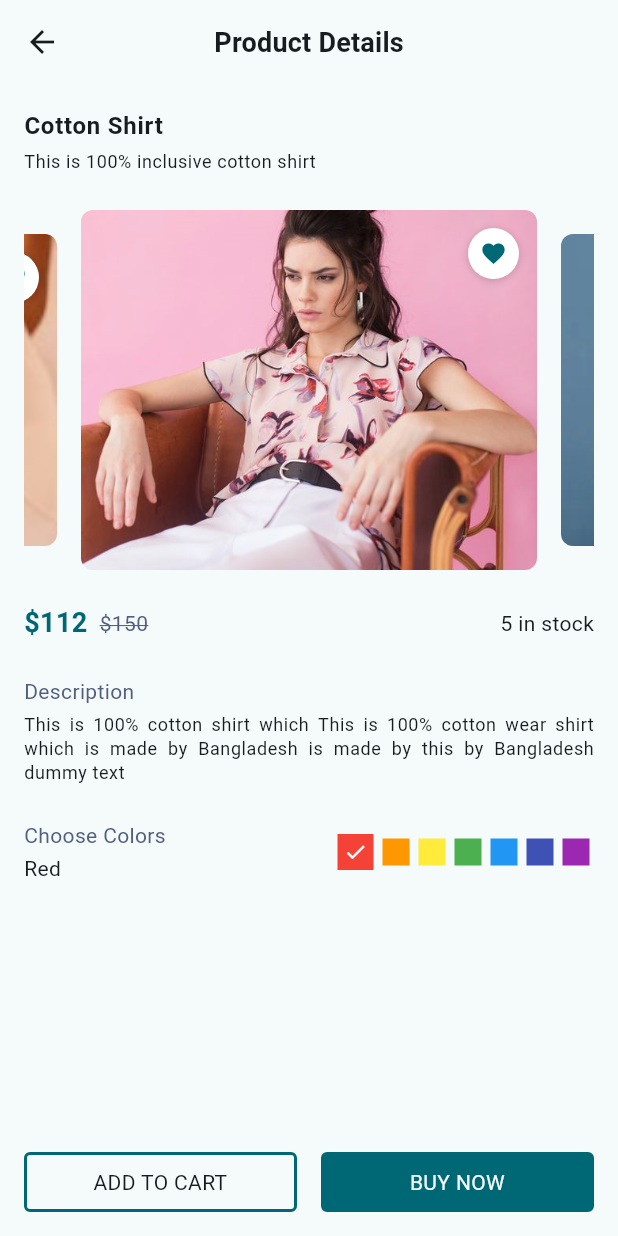
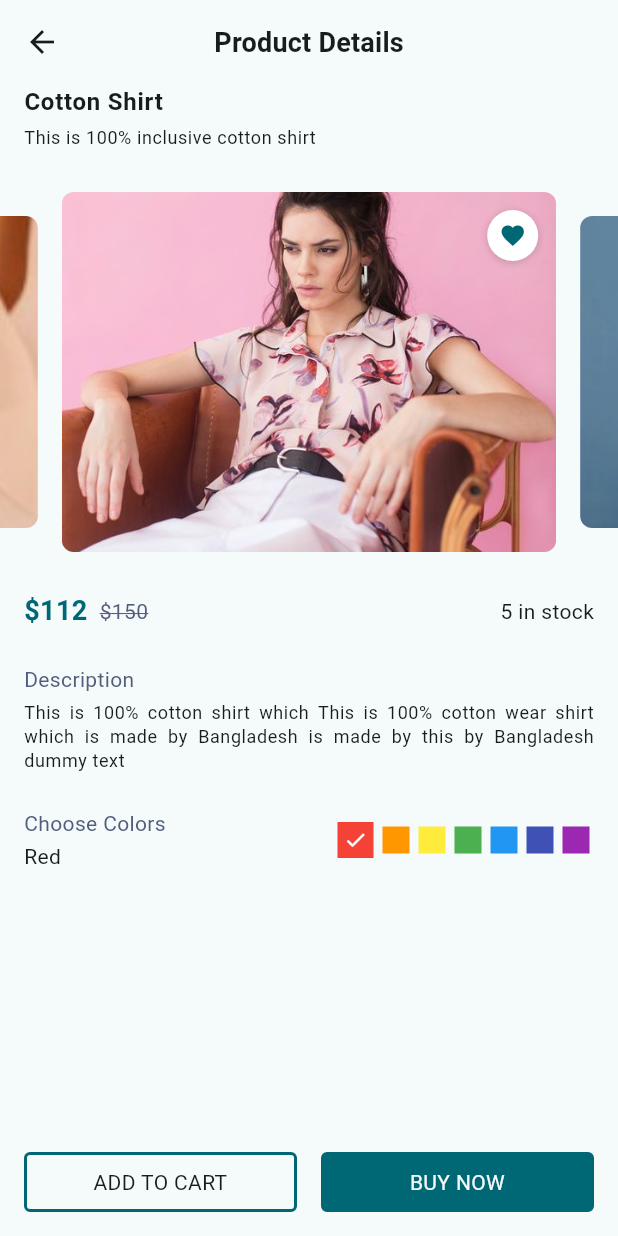
Before and after one commit to PixelSam123/flutter_task_archive, a Flutter app: the CottonShirtPageContent screen opened directly, on a phone screen of 412 x 824 dp. Run offline on Flutter 3.47's test engine with Material 3 defaults, Android fonts, the phone set to English and light mode, and no system bars; missing offline and left inert: window_size.

Commit message:
design changes on product details

```diff
--- a/lib/pages/product_list/cotton_shirt.dart
+++ b/lib/pages/product_list/cotton_shirt.dart
@@ -44,7 +44,11 @@ class CottonShirtPageContent extends StatelessWidget {
         children: [
           Expanded(
             child: ListView(
-              padding: const EdgeInsets.all(16.0),
+              children: [
+                Padding(
+                  padding: const EdgeInsets.symmetric(horizontal: 16.0),
+                  child: Column(
+                    crossAxisAlignment: CrossAxisAlignment.start,
                     children: [
                       Text(
                         'Cotton Shirt',
@@ -57,9 +61,17 @@ class CottonShirtPageContent extends StatelessWidget {
                         'This is 100% inclusive cotton shirt',
                         style: Theme.of(context).textTheme.bodySmall,
                       ),
-                const SizedBox(height: 24.0),
+                    ],
+                  ),
+                ),
+                const SizedBox(height: 16.0),
                 const _Pictures(),
-                const SizedBox(height: 24.0),
+                const SizedBox(height: 16.0),
+                Padding(
+                  padding: const EdgeInsets.symmetric(horizontal: 16.0),
+                  child: Column(
+                    crossAxisAlignment: CrossAxisAlignment.start,
+                    children: [
                       /* price */
                       Row(
                         children: [
@@ -78,7 +90,8 @@ class CottonShirtPageContent extends StatelessWidget {
                             style: TextStyle(
                               color: Theme.of(context).colorScheme.tertiary,
                               decoration: TextDecoration.lineThrough,
-                        decorationColor: Theme.of(context).colorScheme.tertiary,
+                              decorationColor:
+                                  Theme.of(context).colorScheme.tertiary,
                               height: 1.25,
                             ),
                           ),
@@ -96,14 +109,17 @@ class CottonShirtPageContent extends StatelessWidget {
                       ),
                       const SizedBox(height: 4.0),
                       Text(
-                  'This is 100% cotton shirt which This is 100% cotton wear '
-                  'shirt which is made by Bangladesh is made by this by '
-                  'Bangladesh dummy text',
+                        'This is 100% cotton shirt which This is 100% cotton '
+                        'wear shirt which is made by Bangladesh is made by '
+                        'this by Bangladesh dummy text',
                         style: Theme.of(context).textTheme.bodySmall,
                         textAlign: TextAlign.justify,
                       ),
                       const SizedBox(height: 24.0),
                       const _ColorPicker(),
+                    ],
+                  ),
+                ),
               ],
             ),
           ),
@@ -192,7 +208,11 @@ class _PicturesState extends State<_Pictures> {
 
   @override
   Widget build(BuildContext context) {
-    return SizedBox(
+    return Scrollbar(
+      controller: _picturesController,
+      child: Padding(
+        padding: const EdgeInsets.symmetric(vertical: 12.0),
+        child: SizedBox(
           height: 240.0,
           child: PageView(
             scrollBehavior: const _PicturesScrollBehavior(),
@@ -208,6 +228,8 @@ class _PicturesState extends State<_Pictures> {
                       isActive: images.indexOf(image) == _currentPage,
                     ))
                 .toList(),
+          ),
+        ),
       ),
     );
   }
@@ -248,7 +270,8 @@ class _Picture extends StatelessWidget {
           borderRadius: BorderRadius.circular(8.0),
         ),
         alignment: Alignment.topRight,
-        child: Container(
+        child: isActive
+            ? Container(
                 padding: const EdgeInsets.all(8.0),
                 decoration: BoxDecoration(
                   color: Colors.white,
@@ -266,7 +289,8 @@ class _Picture extends StatelessWidget {
                   color: Theme.of(context).colorScheme.primary,
                   size: 18.0,
                 ),
-        ),
+              )
+            : null,
       ),
     );
   }
```
Lines whose indentation alone changed are shown as unchanged.
